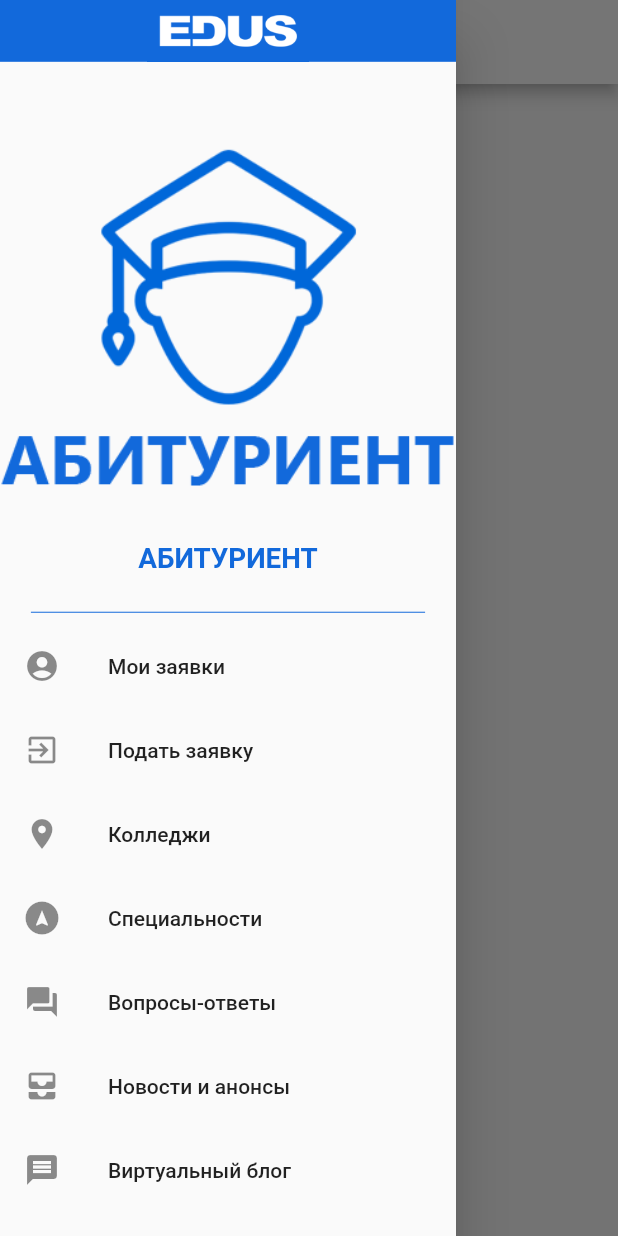
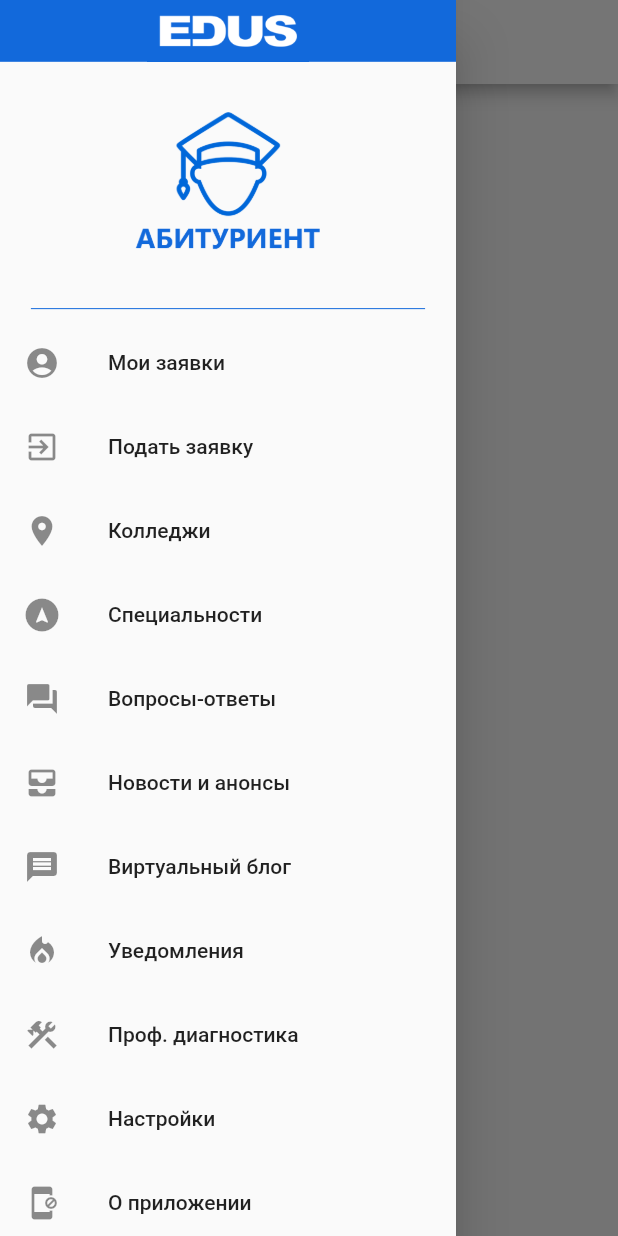
Before and after one commit to barganaev/AbiturientApp, a Flutter app: the AboutAppScreen screen opened directly, with the side drawer open, on a phone screen of 412 x 824 dp. Run offline on Flutter 3.47's test engine with Material 2 defaults, Android fonts, the phone set to English and light mode, and no system bars; our stand-ins replace bloc, carousel_slider, file_picker, flutter_bloc, hive, local_auth and 1 more; accounts and stored records are empty; network calls fail; key blocks and very long unbroken strings in the code were emptied for the run.

Commit message:
changed: smth

```diff
--- a/lib/screens/drawer_screen.dart
+++ b/lib/screens/drawer_screen.dart
@@ -31,16 +31,17 @@ class _MyDrawerState extends State<MyDrawer> {
                 vertical: MediaQuery.of(context).size.height * 0.02),
             child: Column(
               children: [
-                Image.asset('assets/ico_mob_abiturient.png'),
+                Image.asset('assets/ico_mob_abiturient.png', width: MediaQuery.of(context).size.width * 0.3,),
                 // CircleAvatar(
                 //   child: Icon(Icons.account_circle),
                 // ),
-                Text(
-                  'АБИТУРИЕНТ',
-                  style: TextStyle(
-                    fontSize: MediaQuery.of(context).size.width * 0.045,
-                      fontWeight: FontWeight.bold, color: Color(0xFF1269db)),
-                )
+
+                // Text(
+                //   'АБИТУРИЕНТ',
+                //   style: TextStyle(
+                //     fontSize: MediaQuery.of(context).size.width * 0.045,
+                //       fontWeight: FontWeight.bold, color: Color(0xFF1269db)),
+                // )
               ],
             ),
           ),
```
